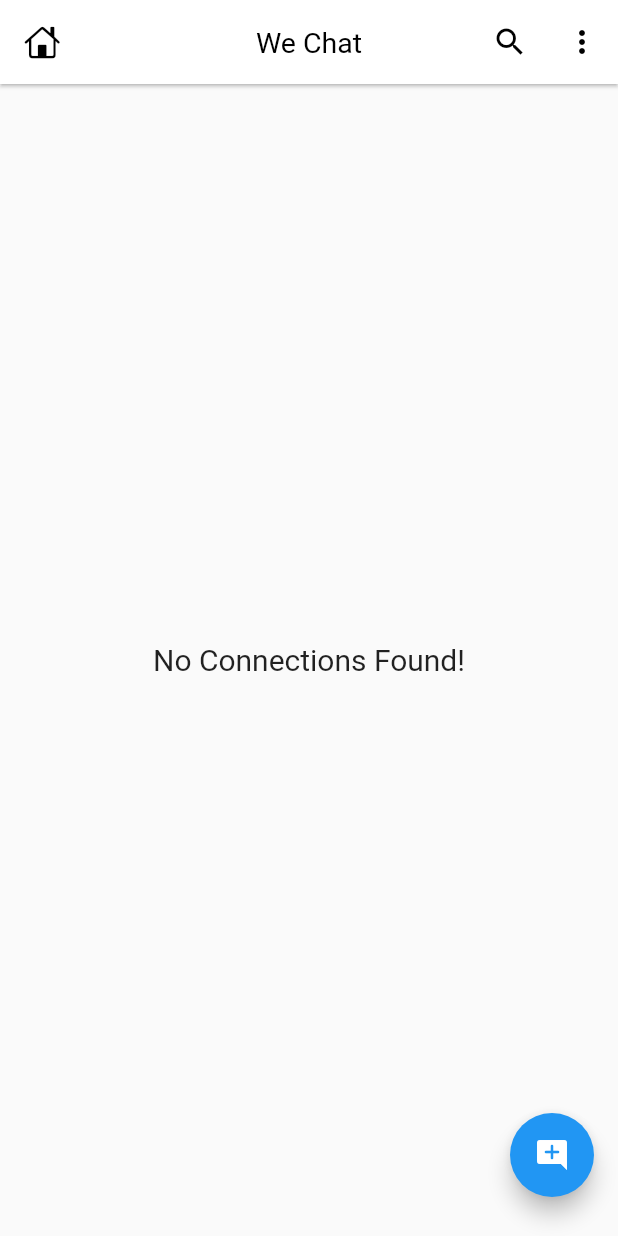
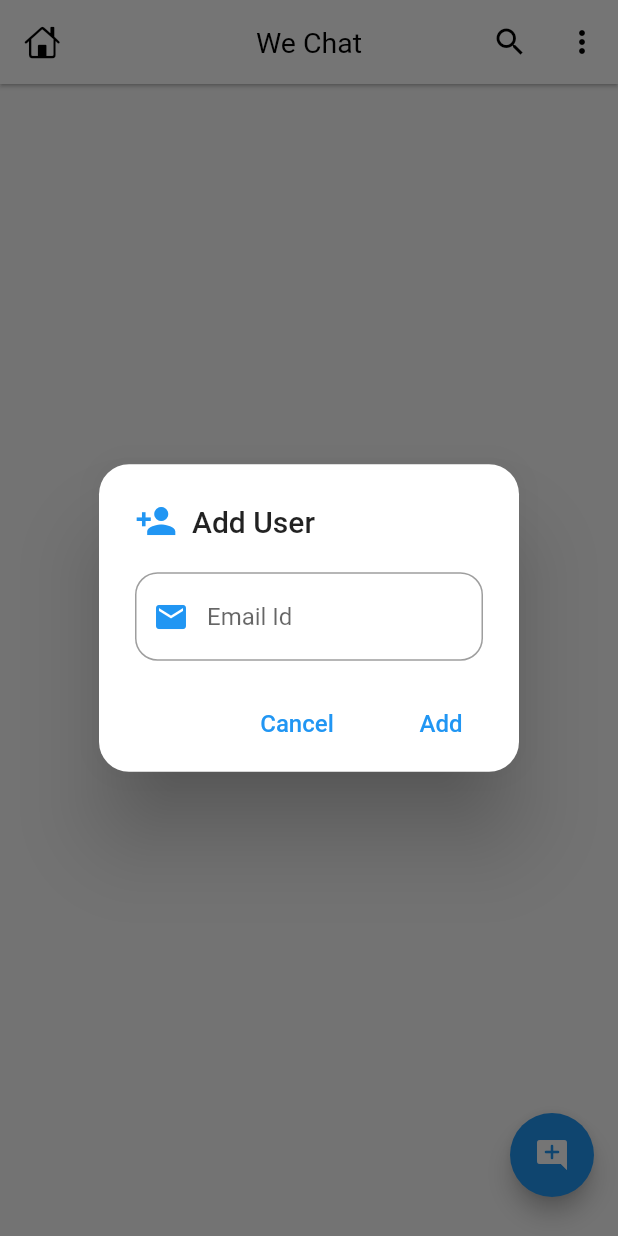
Before and after one commit to HarshAndroid/ApnaChat-Realtime-Chat-App-In-Flutter-Firebase, a Flutter app: the HomeScreen screen opened directly, after a tap on the "add comment" icon, on a phone screen of 412 x 824 dp. Run offline on Flutter 3.47's test engine with Material 2 defaults, Android fonts, the phone set to English and light mode, and no system bars; our stand-ins replace cached_network_image, cloud_firestore, emoji_picker_flutter, firebase_auth, firebase_core, firebase_messaging and 4 more; missing offline and left inert: flutter_notification_channel; accounts and stored records are empty.

Commit message:
*Show only selected user part-1

```diff
--- a/lib/api/apis.dart
+++ b/lib/api/apis.dart
@@ -85,6 +85,35 @@
   // for checking if user exists or not?
   static Future<bool> userExists() async {
     return (await firestore.collection('users').doc(user.uid).get()).exists;
+  }
+
+  // for adding an chat user for our conversation
+  static Future<bool> addChatUser(String email) async {
+    final data = await firestore
+        .collection('users')
+        .where('email', isEqualTo: email)
+        .get();
+
+    log('data: ${data.docs}');
+
+    if (data.docs.isNotEmpty && data.docs.first.id != user.uid) {
+      //user exists
+
+      log('user exists: ${data.docs.first.data()}');
+
+      firestore
+          .collection('users')
+          .doc(user.uid)
+          .collection('my_users')
+          .doc(data.docs.first.id)
+          .set({});
+
+      return true;
+    } else {
+      //user doesn't exists
+
+      return false;
+    }
   }
 
   // for getting current user info
--- a/lib/screens/home_screen.dart
+++ b/lib/screens/home_screen.dart
@@ -6,6 +6,7 @@
 import 'package:google_sign_in/google_sign_in.dart';
 
 import '../api/apis.dart';
+import '../helper/dialogs.dart';
 import '../main.dart';
 import '../models/chat_user.dart';
 import '../widgets/chat_user_card.dart';
@@ -125,9 +126,8 @@
           floatingActionButton: Padding(
             padding: const EdgeInsets.only(bottom: 10),
             child: FloatingActionButton(
-                onPressed: () async {
-                  await APIs.auth.signOut();
-                  await GoogleSignIn().signOut();
+                onPressed: () {
+                  _addChatUserDialog();
                 },
                 child: const Icon(Icons.add_comment_rounded)),
           ),
@@ -161,7 +161,6 @@
                               user: _isSearching
                                   ? _searchList[index]
                                   : _list[index]);
-                          // return Text('Name: ${list[index]}');
                         });
                   } else {
                     return const Center(
@@ -176,4 +175,73 @@
       ),
     );
   }
+
+  // for adding new chat user
+  void _addChatUserDialog() {
+    String email = '';
+
+    showDialog(
+        context: context,
+        builder: (_) => AlertDialog(
+              contentPadding: const EdgeInsets.only(
+                  left: 24, right: 24, top: 20, bottom: 10),
+
+              shape: RoundedRectangleBorder(
+                  borderRadius: BorderRadius.circular(20)),
+
+              //title
+              title: Row(
+                children: const [
+                  Icon(
+                    Icons.person_add,
+                    color: Colors.blue,
+                    size: 28,
+                  ),
+                  Text('  Add User')
+                ],
+              ),
+
+              //content
+              content: TextFormField(
+                maxLines: null,
+                onChanged: (value) => email = value,
+                decoration: InputDecoration(
+                    hintText: 'Email Id',
+                    prefixIcon: const Icon(Icons.email, color: Colors.blue),
+                    border: OutlineInputBorder(
+                        borderRadius: BorderRadius.circular(15))),
+              ),
+
+              //actions
+              actions: [
+                //cancel button
+                MaterialButton(
+                    onPressed: () {
+                      //hide alert dialog
+                      Navigator.pop(context);
+                    },
+                    child: const Text('Cancel',
+                        style: TextStyle(color: Colors.blue, fontSize: 16))),
+
+                //add button
+                MaterialButton(
+                    onPressed: () async {
+                      //hide alert dialog
+                      Navigator.pop(context);
+                      if (email.isNotEmpty) {
+                        await APIs.addChatUser(email).then((value) {
+                          if (!value) {
+                            Dialogs.showSnackbar(
+                                context, 'User does not Exists!');
+                          }
+                        });
+                      }
+                    },
+                    child: const Text(
+                      'Add',
+                      style: TextStyle(color: Colors.blue, fontSize: 16),
+                    ))
+              ],
+            ));
+  }
 }
```
